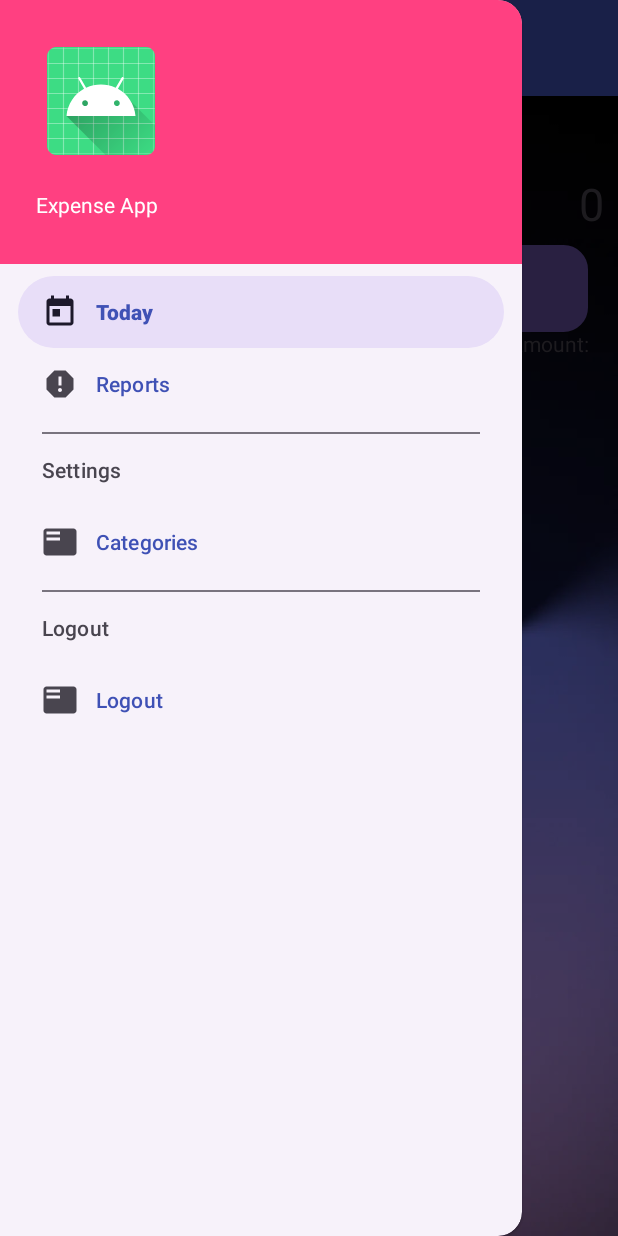
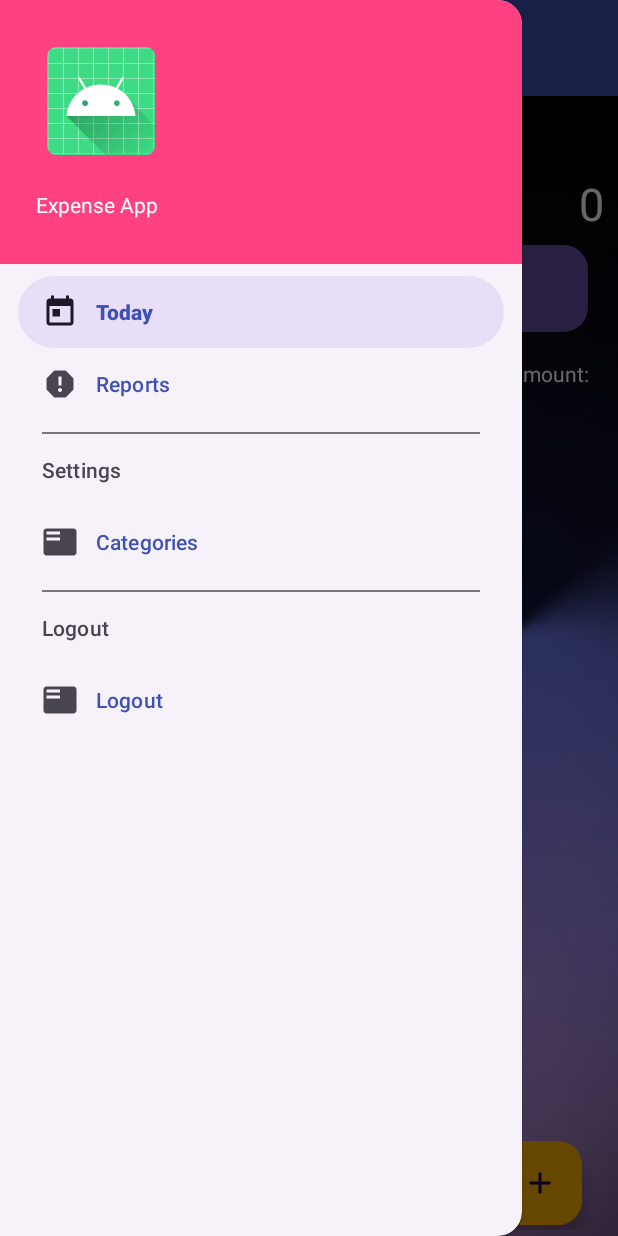
Before and after one commit to Faiz-Shaikh-16/ExpenseTracker, an Android app: the screen it shows after launch once a user with an empty profile is signed in (MainActivity), with the side drawer open, on a phone screen of 412 x 824 dp. Run offline under Robolectric (Android 15) with nearby library versions, the phone set to English and light mode, and no system bars; our stand-ins replace Firebase (no records; nobody signed in at launch, a user with empty details on screens opened directly).

Commit message:
Updated UI and added floating action button

```diff
--- a/app/src/main/java/com/example/expensetracker/TodayFragment.java
+++ b/app/src/main/java/com/example/expensetracker/TodayFragment.java
@@ -22,6 +22,7 @@ import androidx.annotation.Nullable;
 import androidx.fragment.app.Fragment;
 
 import com.example.expensetracker.db.DataBaseHelper;
+import com.google.android.material.floatingactionbutton.FloatingActionButton;
 
 import java.text.SimpleDateFormat;
 import java.util.ArrayList;
@@ -31,6 +32,7 @@ import java.util.Locale;
 public class TodayFragment extends Fragment {
 
     Spinner spinnerDialog;
+    FloatingActionButton floatingAddBtn;
     EditText etAmount;
     EditText etDate;
     ListView lvExpenses;
@@ -73,6 +75,9 @@ public class TodayFragment extends Fragment {
         tvTitle.setPaintFlags(tvTitle.getPaintFlags() | Paint.UNDERLINE_TEXT_FLAG);
         tvGetToday.setText(dataBaseHelper.totalForToday() + "");
         expensesList = dataBaseHelper.getTodayData();
+
+        floatingAddBtn = rootview.findViewById(R.id.floatingAddBtn);
+
         custom = new CustomAdapterTodayListExpenses(getContext(),
                 R.layout.row,
                 expensesList);
@@ -91,6 +96,13 @@ public class TodayFragment extends Fragment {
             @Override
             public void onClick(View view) {
                 dialogAddIncome();
+            }
+        });
+
+        floatingAddBtn.setOnClickListener(new View.OnClickListener() {
+            @Override
+            public void onClick(View view) {
+                dialogAddExpense();
             }
         });
 
@@ -157,9 +169,9 @@ public class TodayFragment extends Fragment {
                             // Update the UI
                             tvGetToday.setText(dataBaseHelper.totalForToday() + "");
                             expensesList = dataBaseHelper.getTodayData();
-                            custom = new CustomAdapterTodayListExpenses(getContext(), R.layout.row, expensesList);
-                            lvExpenses.setAdapter(custom);
-                            custom.notifyDataSetChanged();
+//                            custom = new CustomAdapterTodayListExpenses(getContext(), R.layout.row, expensesList);
+//                            lvExpenses.setAdapter(custom);
+//                            custom.notifyDataSetChanged();
                         }
                     }
                 })
--- /dev/null
+++ b/app/src/main/res/drawable/baseline_add_24.xml
@@ -0,0 +1,5 @@
+<vector android:height="24dp" android:tint="#000000"
+    android:viewportHeight="24" android:viewportWidth="24"
+    android:width="24dp" xmlns:android="http://schemas.android.com/apk/res/android">
+    <path android:fillColor="@android:color/white" android:pathData="M19,13h-6v6h-2v-6H5v-2h6V5h2v6h6v2z"/>
+</vector>
--- a/app/src/main/res/layout/custom_dialog.xml
+++ b/app/src/main/res/layout/custom_dialog.xml
@@ -18,7 +18,7 @@
         android:clickable="true"
         android:ems="10"
         android:inputType="number"
-        android:maxLength="4"
+
         android:maxLines="1"
         android:textColorHighlight="#d4c5c5" />
 
@@ -38,7 +38,7 @@
         android:layout_above="@+id/editText_dialog"
         android:layout_centerHorizontal="true"
         android:layout_marginBottom="-29dp"
-        android:text="Expense:" />
+        android:text="Amount:"/>
 
     <TextView
         android:id="@+id/textView4"
--- a/app/src/main/res/layout/fragment_today.xml
+++ b/app/src/main/res/layout/fragment_today.xml
@@ -13,7 +13,8 @@
         android:layout_centerHorizontal="true"
         android:text="Today's Expenses "
         android:textAlignment="center"
-        android:textSize="20sp" />
+        android:textSize="20sp"
+        android:textColor="#FFF"/>
 
     <TextView
         android:id="@+id/tv_total_amount"
@@ -23,7 +24,9 @@
         android:layout_marginTop="47dp"
         android:paddingRight="5dp"
         android:textAlignment="textEnd"
-        android:textSize="30sp" />
+        android:textSize="30sp"
+        android:textColor="#FFF"
+        android:text="0"/>
 
     <TextView
         android:id="@+id/tv_month_expenses"
@@ -33,8 +36,9 @@
         android:layout_alignParentTop="true"
         android:layout_marginTop="47dp"
         android:paddingLeft="5dp"
-        android:text="Today's Total"
-        android:textSize="30sp" />
+        android:text="Today's Total:          ₹"
+        android:textSize="30sp"
+        android:textColor="#FFF"/>
 
 
     <Button
@@ -66,7 +70,7 @@
     <ListView
         android:id="@+id/lv_fragm_today"
         android:layout_width="match_parent"
-        android:layout_height="389dp"
+        android:layout_height="450dp"
         android:layout_below="@+id/textViewCat"
         android:layout_alignParentStart="true"
         android:layout_marginStart="8dp"
@@ -79,7 +83,9 @@
         android:layout_alignParentStart="true"
         android:layout_below="@+id/button_today"
         android:paddingLeft="15dp"
-        android:text="Category:" />
+        android:text="Category:"
+        android:textColor="#FFF"
+        android:layout_marginTop="20dp"/>
 
     <TextView
         android:id="@+id/textViewCurr"
@@ -89,7 +95,9 @@
         android:layout_alignParentEnd="true"
         android:paddingRight="15dp"
         android:text="Amount:"
-        android:textAlignment="textEnd" />
+        android:textAlignment="textEnd"
+        android:textColor="#FFF"
+        android:layout_marginTop="20dp"/>
 
     <TextView
         android:id="@+id/textViewDate"
@@ -97,6 +105,19 @@
         android:layout_height="wrap_content"
         android:layout_below="@+id/button_today"
         android:layout_centerHorizontal="true"
-        android:text="Date:" />
+        android:text="Date:"
+        android:textColor="#FFF"
+        android:layout_marginTop="20dp"/>
+
+    <com.google.android.material.floatingactionbutton.FloatingActionButton
+        android:layout_width="wrap_content"
+        android:layout_height="wrap_content"
+        android:layout_below="@id/lv_fragm_today"
+        android:layout_alignParentEnd="true"
+        android:layout_marginTop="50dp"
+        android:layout_marginEnd="20dp"
+        android:src="@drawable/baseline_add_24"
+        android:backgroundTint="#FFB300"
+        android:id="@+id/floatingAddBtn"/>
 
 </RelativeLayout>
```
Also changed, not shown: app/src/main/res/layout/row.xml (+19 -3 lines).
